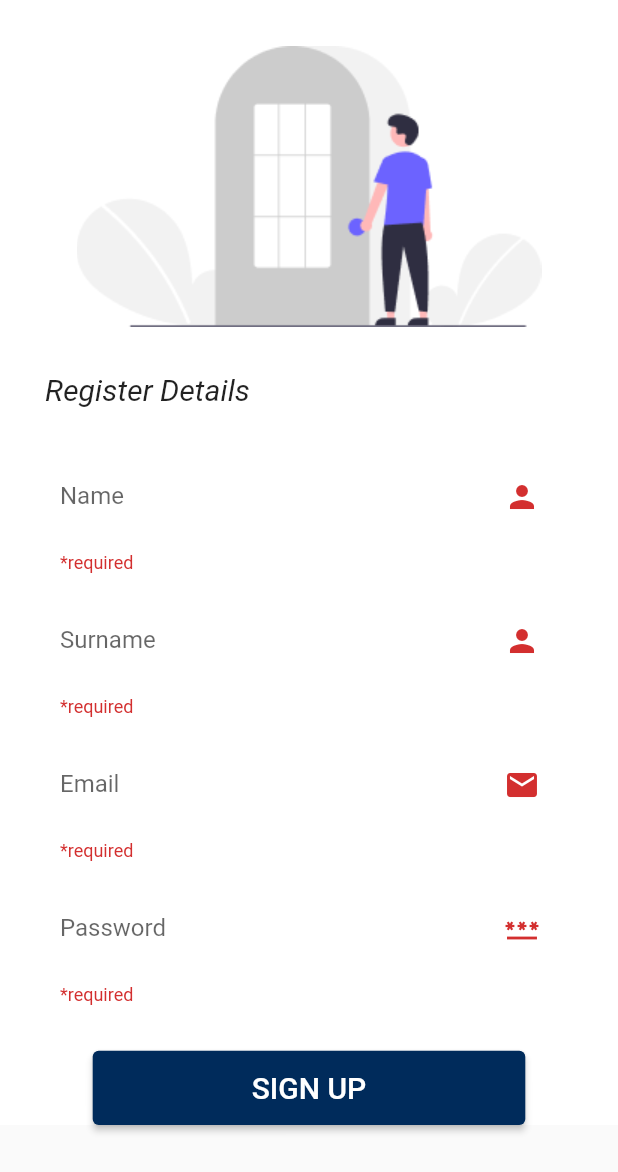
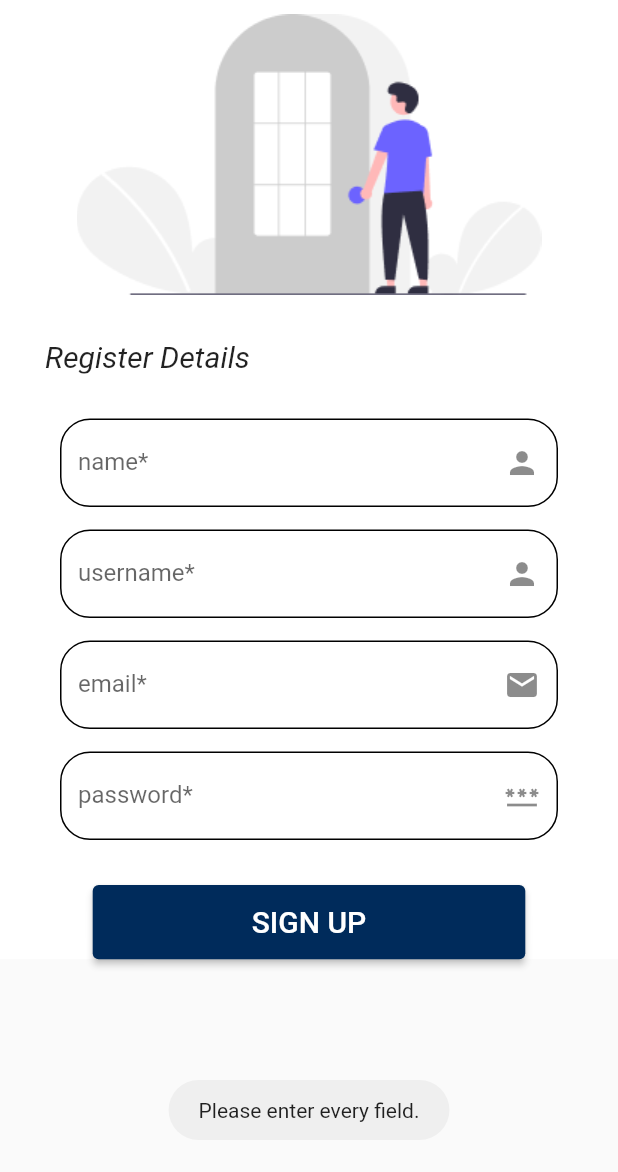
Before and after one commit to Cagdassrgl/WalkWin, a Flutter app: the Register screen opened directly, after a tap on "SIGN UP", on a phone screen of 412 x 824 dp. Shown: the top 1172 px of the screen. Run offline on Flutter 3.47's test engine with Material 2 defaults, Android fonts, the light colour scheme and no system bars; our stand-ins replace cloud_firestore, firebase_auth, firebase_core, flutter_easyloading, fluttertoast, geolocator and 6 more; accounts and stored records are empty.

Commit message:
firebase post activity

```diff
--- a/lib/core/components/customTextField/custom_text_form_field.dart
+++ b/lib/core/components/customTextField/custom_text_form_field.dart
@@ -38,7 +38,7 @@ class RadiusTextFormField extends StatelessWidget {
         color: Colors.white,
         borderRadius: const BorderRadius.all(
           Radius.circular(
-            0,
+            20,
           ),
         ),
       ),
@@ -59,7 +59,7 @@ class RadiusTextFormField extends StatelessWidget {
             enabledBorder: const OutlineInputBorder(
               borderRadius: BorderRadius.all(
                 Radius.circular(
-                  10,
+                  20,
                 ),
               ),
             ),
--- a/lib/core/services/firebase_authentication.dart
+++ b/lib/core/services/firebase_authentication.dart
@@ -53,8 +53,8 @@ class FirebaseAuthService {
     return await _auth.signOut();
   }
 
-  Future<User?> createUser(
-      String name, String surname, String email, String password) async {
+  Future<User?> createUser(String name, String username, String email,
+      String password, double totalDistance) async {
     try {
       EasyLoading.show(
         status: "Loading...",
@@ -65,22 +65,29 @@ class FirebaseAuthService {
       var user = await _auth.createUserWithEmailAndPassword(
           email: email, password: password);
 
-      await _firestore.collection("Users").doc(user.user?.uid).set({
-        'name': name,
-        'surname': surname,
-        'email': email,
-        'password': password
-      });
+      await _firestore.collection("Users").doc(user.user?.uid).set(
+        {
+          'userID': user.user?.uid,
+          'name': name,
+          'username': username,
+          'email': email,
+          'password': password,
+          'totalDistance': totalDistance,
+        },
+      );
 
       return user.user;
     } on FirebaseAuthException catch (e) {
       if (e.code == FirebaseErrorCode.emailAlreadyExists) {
         Fluttertoast.showToast(msg: "This email already use.");
+        return null;
       } else if (e.code == FirebaseErrorCode.network) {
         Fluttertoast.showToast(msg: "Please check your internet connection.");
+        return null;
       }
     } catch (e) {
       Fluttertoast.showToast(msg: e.toString());
+      return null;
     } finally {
       EasyLoading.dismiss();
     }
--- a/lib/pages/register/register_view.dart
+++ b/lib/pages/register/register_view.dart
@@ -1,27 +1,26 @@
 import 'package:flutter/material.dart';
+import 'package:fluttertoast/fluttertoast.dart';
 import 'package:get/get.dart';
 import 'package:walk_win/core/components/buttons/custom_button.dart';
 import 'package:walk_win/core/components/customTextField/custom_text_form_field.dart';
 import 'package:walk_win/core/services/firebase_authentication.dart';
 import 'package:walk_win/pages/login/login_view.dart';
+import 'package:walk_win/pages/map/map_view_model.dart';
 import 'package:walk_win/pages/register/register_view_model.dart';
-
-final registerGlobalKey = GlobalKey<FormState>();
 
 class Register extends StatelessWidget {
   const Register({super.key});
 
   @override
   Widget build(BuildContext context) {
-    RegisterViewModel viewModel = Get.put(RegisterViewModel());
+    RegisterViewModel registerViewModel = Get.put(RegisterViewModel());
+    MapViewModel mapViewModel = Get.put(MapViewModel());
     Size size = MediaQuery.of(context).size;
     FirebaseAuthService auth = FirebaseAuthService();
 
     return Scaffold(
       body: Container(
         color: Colors.white,
-        child: Form(
-          key: registerGlobalKey,
         child: SingleChildScrollView(
           scrollDirection: Axis.vertical,
           child: Wrap(
@@ -29,9 +28,10 @@ class Register extends StatelessWidget {
               Image.asset(
                 "assets/images/login_top.png",
                 width: double.infinity,
+                height: size.height * 0.25,
               ),
               const Padding(
-                  padding: EdgeInsets.only(left: 30),
+                padding: EdgeInsets.only(left: 30, top: 20),
                 child: Text(
                   "Register Details",
                   style: TextStyle(
@@ -41,53 +41,29 @@ class Register extends StatelessWidget {
                 ),
               ),
               RadiusTextFormField(
-                  validator: (value) {
-                    if (value!.isEmpty) {
-                      return '*required';
-                    }
-                    return null;
-                  },
-                  textEditingController: viewModel.name,
-                  hintText: "Name",
+                textEditingController: registerViewModel.name,
+                hintText: "name*",
                 icon: const Icon(Icons.person),
                 iconInfoisValid: true,
                 padding: const EdgeInsets.fromLTRB(40, 30, 40, 5),
               ),
               RadiusTextFormField(
-                  validator: (value) {
-                    if (value!.isEmpty) {
-                      return '*required';
-                    }
-                    return null;
-                  },
-                  textEditingController: viewModel.surname,
-                  hintText: "Surname",
+                textEditingController: registerViewModel.username,
+                hintText: "username*",
                 icon: const Icon(Icons.person),
                 iconInfoisValid: true,
                 padding: const EdgeInsets.fromLTRB(40, 10, 40, 5),
               ),
               RadiusTextFormField(
-                  validator: (value) {
-                    if (value!.isEmpty) {
-                      return '*required';
-                    }
-                    return null;
-                  },
-                  textEditingController: viewModel.email,
-                  hintText: "Email",
+                textEditingController: registerViewModel.email,
+                hintText: "email*",
                 icon: const Icon(Icons.mail),
                 iconInfoisValid: true,
                 padding: const EdgeInsets.fromLTRB(40, 10, 40, 5),
               ),
               RadiusTextFormField(
-                  validator: (value) {
-                    if (value!.isEmpty) {
-                      return '*required';
-                    }
-                    return null;
-                  },
-                  textEditingController: viewModel.password,
-                  hintText: "Password",
+                textEditingController: registerViewModel.password,
+                hintText: "password*",
                 obsecureText: true,
                 icon: const Icon(Icons.password),
                 iconInfoisValid: true,
@@ -97,27 +73,32 @@ class Register extends StatelessWidget {
                   child: CustomButton.button(
                 size: size,
                 text: "SIGN UP",
-                  onPressed: () {
-                    if (!registerGlobalKey.currentState!.validate()) {
-                      return;
+                onPressed: () async {
+                  if (registerViewModel.name.text.isEmpty &&
+                      registerViewModel.username.text.isEmpty &&
+                      registerViewModel.email.text.isEmpty &&
+                      registerViewModel.password.text.isEmpty) {
+                    Fluttertoast.showToast(msg: "Please enter every field.");
+                  } else {
+                    var value = await auth.createUser(
+                        registerViewModel.name.text,
+                        registerViewModel.username.text,
+                        registerViewModel.email.text,
+                        registerViewModel.password.text,
+                        mapViewModel.totalDistance);
+
+                    if (value != null) {
+                      Get.off(const Login());
+                    } else {
+                      Fluttertoast.showToast(msg: "Failed to create user.");
                     }
-                    auth
-                        .createUser(
-                          viewModel.name.text,
-                          viewModel.surname.text,
-                          viewModel.email.text,
-                          viewModel.password.text,
-                        )
-                        .then(
-                          (value) => Get.off(const Login()),
-                        );
+                  }
                 },
               )),
             ],
           ),
         ),
       ),
-      ),
     );
   }
 }
--- a/lib/pages/register/register_view_model.dart
+++ b/lib/pages/register/register_view_model.dart
@@ -3,7 +3,7 @@ import 'package:get/get.dart';
 
 class RegisterViewModel extends GetxController {
   TextEditingController name = TextEditingController();
-  TextEditingController surname = TextEditingController();
+  TextEditingController username = TextEditingController();
   TextEditingController email = TextEditingController();
   TextEditingController password = TextEditingController();
 }
```
Also changed, not shown: lib/core/components/mapBottom/map_bottom.dart (added, +132 -0 lines), lib/pages/login/login_view.dart (+33 -33 lines), lib/pages/map/map_view.dart (+77 -60 lines), lib/pages/map/map_view_model.dart (+64 -3 lines), 2 other files. Lines whose indentation alone changed are shown as unchanged.
